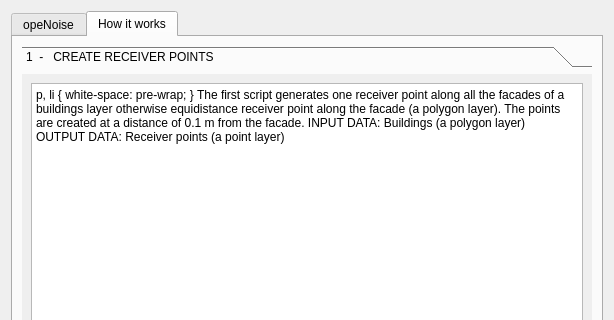
Above: tools/ui_Informations.ui from Arpapiemonte/openoise-map before the change; both pictures show x 0 to 614 and y 0 to 320 of the 614 by 659 pixel window. Below: the same form after it.
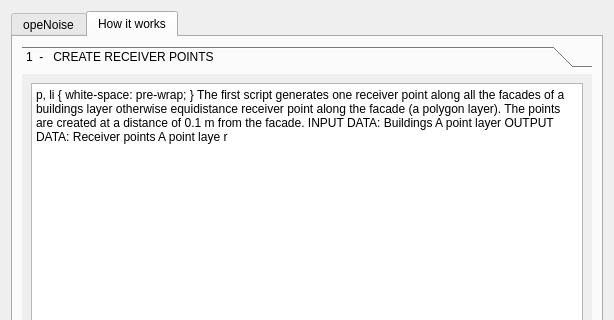
That is the form after the change. The open tabs and pages were chosen to show the change.

```diff
--- a/tools/ui_Informations.ui
+++ b/tools/ui_Informations.ui
@@ -82,14 +82,15 @@
 &lt;html&gt;&lt;head&gt;&lt;meta name=&quot;qrichtext&quot; content=&quot;1&quot; /&gt;&lt;style type=&quot;text/css&quot;&gt;
 p, li { white-space: pre-wrap; }
 &lt;/style&gt;&lt;/head&gt;&lt;body style=&quot; font-family:'Ubuntu'; font-size:11pt; font-weight:400; font-style:normal;&quot;&gt;
-&lt;p style=&quot; margin-top:0px; margin-bottom:0px; margin-left:0px; margin-right:0px; -qt-block-indent:0; text-indent:0px;&quot;&gt;&lt;span style=&quot; font-size:12pt;&quot;&gt;The first script generates one receiver point along all the facades of a buildings layer otherwise equidistance receiver point along the facade (a polygon layer). The points are created at a distance of 0.1 m from the facade. &lt;/span&gt;&lt;/p&gt;
-&lt;p style=&quot;-qt-paragraph-type:empty; margin-top:0px; margin-bottom:0px; margin-left:0px; margin-right:0px; -qt-block-indent:0; text-indent:0px; font-size:12pt;&quot;&gt;&lt;br /&gt;&lt;/p&gt;
-&lt;p style=&quot;-qt-paragraph-type:empty; margin-top:0px; margin-bottom:0px; margin-left:0px; margin-right:0px; -qt-block-indent:0; text-indent:0px; font-size:12pt;&quot;&gt;&lt;br /&gt;&lt;/p&gt;
-&lt;p style=&quot; margin-top:0px; margin-bottom:0px; margin-left:0px; margin-right:0px; -qt-block-indent:0; text-indent:0px;&quot;&gt;&lt;span style=&quot; font-size:12pt; font-weight:600; font-style:italic; text-decoration: underline;&quot;&gt;INPUT DATA:&lt;/span&gt;&lt;/p&gt;
-&lt;p style=&quot; margin-top:0px; margin-bottom:0px; margin-left:0px; margin-right:0px; -qt-block-indent:0; text-indent:0px;&quot;&gt;&lt;span style=&quot; font-size:12pt; font-style:italic;&quot;&gt;Buildings (a polygon layer) &lt;/span&gt;&lt;/p&gt;
-&lt;p style=&quot;-qt-paragraph-type:empty; margin-top:0px; margin-bottom:0px; margin-left:0px; margin-right:0px; -qt-block-indent:0; text-indent:0px; font-size:12pt; font-style:italic;&quot;&gt;&lt;br /&gt;&lt;/p&gt;
-&lt;p style=&quot; margin-top:0px; margin-bottom:0px; margin-left:0px; margin-right:0px; -qt-block-indent:0; text-indent:0px;&quot;&gt;&lt;span style=&quot; font-size:12pt; font-weight:600; font-style:italic; text-decoration: underline;&quot;&gt;OUTPUT DATA: &lt;/span&gt;&lt;/p&gt;
-&lt;p style=&quot; margin-top:0px; margin-bottom:0px; margin-left:0px; margin-right:0px; -qt-block-indent:0; text-indent:0px;&quot;&gt;&lt;span style=&quot; font-size:12pt; font-style:italic;&quot;&gt;Receiver points (a point layer) &lt;/span&gt;&lt;/p&gt;&lt;/body&gt;&lt;/html&gt;</string>
+&lt;p style=&quot; margin-top:0px; margin-bottom:0px; margin-left:0px; margin-right:0px; -qt-block-indent:0; text-indent:0px;&quot;&gt;The first script generates one receiver point along all the facades of a buildings layer otherwise equidistance receiver point along the facade (a polygon layer). The points are created at a distance of 0.1 m from the facade.&lt;/p&gt;
+&lt;p style=&quot;-qt-paragraph-type:empty; margin-top:0px; margin-bottom:0px; margin-left:0px; margin-right:0px; -qt-block-indent:0; text-indent:0px;&quot;&gt;&lt;br /&gt;&lt;/p&gt;
+&lt;p style=&quot; margin-top:0px; margin-bottom:0px; margin-left:0px; margin-right:0px; -qt-block-indent:0; text-indent:0px;&quot;&gt;&lt;span style=&quot; font-weight:600; font-style:italic; text-decoration: underline;&quot;&gt;INPUT DATA:&lt;/span&gt;&lt;/p&gt;
+&lt;p style=&quot; margin-top:0px; margin-bottom:0px; margin-left:0px; margin-right:0px; -qt-block-indent:0; text-indent:0px;&quot;&gt;&lt;span style=&quot; font-style:italic;&quot;&gt;Buildings&lt;/span&gt;&lt;/p&gt;
+&lt;p style=&quot; margin-top:0px; margin-bottom:0px; margin-left:0px; margin-right:0px; -qt-block-indent:0; text-indent:0px;&quot;&gt;&lt;span style=&quot; font-style:italic;&quot;&gt;A point layer&lt;/span&gt;&lt;/p&gt;
+&lt;p style=&quot;-qt-paragraph-type:empty; margin-top:0px; margin-bottom:0px; margin-left:0px; margin-right:0px; -qt-block-indent:0; text-indent:0px;&quot;&gt;&lt;br /&gt;&lt;/p&gt;
+&lt;p style=&quot; margin-top:0px; margin-bottom:0px; margin-left:0px; margin-right:0px; -qt-block-indent:0; text-indent:0px;&quot;&gt;&lt;span style=&quot; font-weight:600; font-style:italic;&quot;&gt;OUTPUT DATA:&lt;/span&gt;&lt;/p&gt;
+&lt;p style=&quot; margin-top:0px; margin-bottom:0px; margin-left:0px; margin-right:0px; -qt-block-indent:0; text-indent:0px;&quot;&gt;&lt;span style=&quot; font-style:italic;&quot;&gt;Receiver points&lt;/span&gt;&lt;/p&gt;
+&lt;p style=&quot; margin-top:0px; margin-bottom:0px; margin-left:0px; margin-right:0px; -qt-block-indent:0; text-indent:0px;&quot;&gt;&lt;span style=&quot; font-style:italic;&quot;&gt;A point laye&lt;/span&gt;r&lt;/p&gt;&lt;/body&gt;&lt;/html&gt;</string>
              </property>
             </widget>
            </item>
```
Left out of the diff: 10 changed lines with no effect on the pictures.
